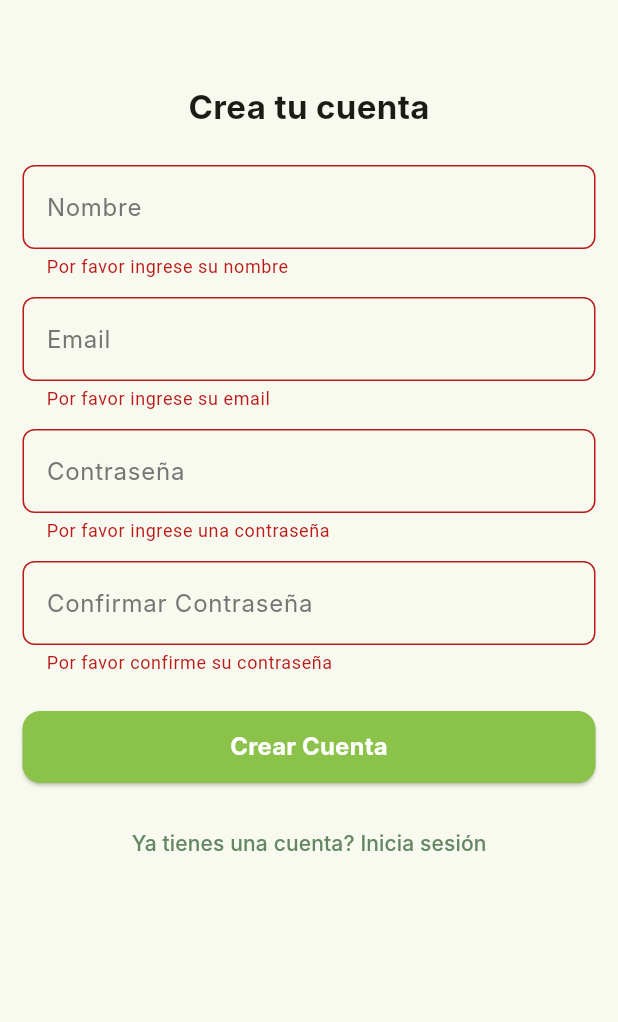
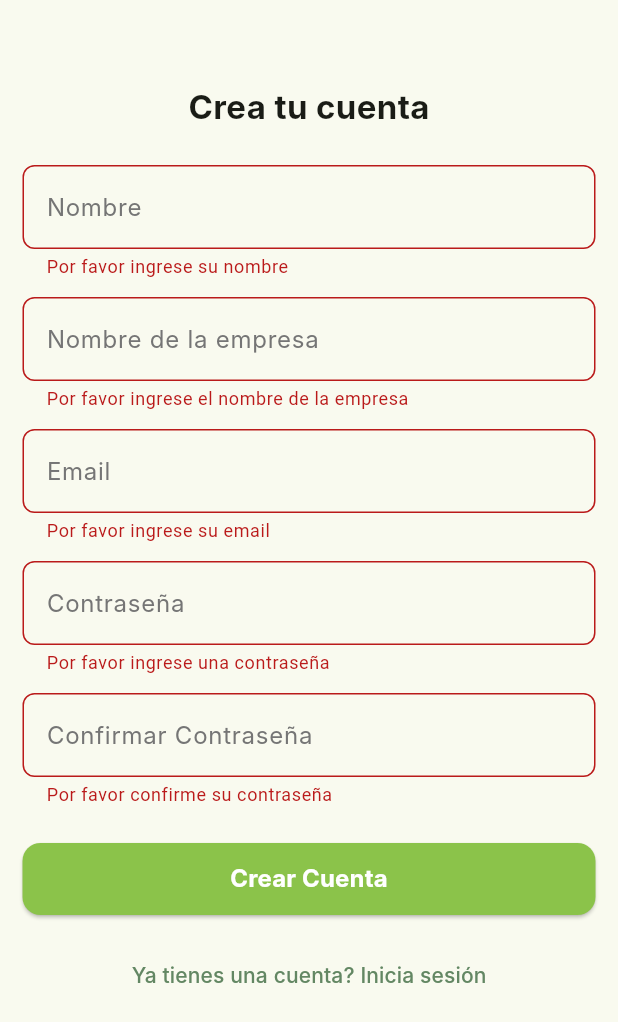
Before and after one commit to P2025046-SCRM/scrm-frontend, a Flutter app: the SignupScreen screen opened by its route, after a tap on "Crear Cuenta", on a phone screen of 412 x 824 dp. Shown: the top 1022 px of the screen. Run offline on Flutter 3.47's test engine with Material 3 defaults, Android fonts, the phone set to English and light mode, and no system bars; our stand-ins replace camera, cloud_firestore, firebase_auth, firebase_core, firebase_crashlytics, firebase_remote_config and 4 more; accounts and stored records are empty; generated files the repository leaves out were written again; Roboto replaces fonts that are missing (Inter).

Commit message:
feat: add company field to signup form

```diff
--- a/lib/data/providers/auth_provider.dart
+++ b/lib/data/providers/auth_provider.dart
@@ -61,12 +61,14 @@ class AuthProvider extends ChangeNotifier {
   /// [name] - User full name
   /// [email] - User email address
   /// [password] - User password
+  /// [companyName] - Company name
   ///
   /// Returns true if signup successful, false otherwise
   Future<bool> signup({
     required String name,
     required String email,
     required String password,
+    required String companyName,
   }) async {
     _isLoading = true;
     _errorMessage = null;
@@ -77,6 +79,7 @@ class AuthProvider extends ChangeNotifier {
         name: name,
         email: email,
         password: password,
+        companyName: companyName,
       );
       _isAuthenticated = true;
       _isLoading = false;
--- a/lib/data/services/auth_service.dart
+++ b/lib/data/services/auth_service.dart
@@ -107,6 +107,7 @@ class AuthService {
     required String name,
     required String email,
     required String password,
+    required String companyName,
   }) async {
     try {
       // Create user with Firebase Auth
@@ -136,7 +137,7 @@ class AuthService {
         await _firestore.collection('users').doc(user.uid).set({
           'name': name,
           'email': email.trim(),
-          'company': '3J Solutions', // Hardcoded company name, would be dynamic when the app becomes multi-company
+          'company': companyName,
           'createdAt': FieldValue.serverTimestamp(),
           'updatedAt': FieldValue.serverTimestamp(),
         }, SetOptions(merge: true));
@@ -153,7 +154,7 @@ class AuthService {
         'emailVerified': updatedUser.emailVerified,
         'displayName': updatedUser.displayName ?? name,
         'name': name, // Ensure 'name' is always set from registration
-        'company': '3J Solutions', // Hardcoded company name
+        'company': companyName,
       };
 
       // Try to get full user data from Firestore and merge it
--- a/lib/presentation/login/login_screen.dart
+++ b/lib/presentation/login/login_screen.dart
@@ -26,7 +26,7 @@ class _LoginScreenState extends State<LoginScreen> {
     if (value == null || value.isEmpty) {
       return 'Por favor ingrese su email';
     }
-    final emailRegex = RegExp(r'^[\w-\.]+@([\w-]+\.)+[\w-]{2,4}$');
+    final emailRegex = RegExp(r'^[a-zA-Z0-9._%+-]+@[a-zA-Z0-9.-]+\.[a-zA-Z]{2,}$');
     if (!emailRegex.hasMatch(value)) {
       return 'Por favor ingrese un email válido';
     }
--- a/lib/presentation/signup/signup_screen.dart
+++ b/lib/presentation/signup/signup_screen.dart
@@ -19,6 +19,7 @@ class SignupScreen extends StatefulWidget {
 class _SignupScreenState extends State<SignupScreen> {
   final _formKey = GlobalKey<FormState>();
   final TextEditingController nameController = TextEditingController();
+  final TextEditingController companyController = TextEditingController();
   final TextEditingController emailController = TextEditingController();
   final TextEditingController passwordController = TextEditingController();
   final TextEditingController confirmPwController = TextEditingController();
@@ -33,11 +34,18 @@ class _SignupScreenState extends State<SignupScreen> {
     return null;
   }
 
+  String? _validateCompany(String? value) {
+    if (value == null || value.isEmpty) {
+      return 'Por favor ingrese el nombre de la empresa';
+    }
+    return null;
+  }
+
   String? _validateEmail(String? value) {
     if (value == null || value.isEmpty) {
       return 'Por favor ingrese su email';
     }
-    final emailRegex = RegExp(r'^[\w-\.]+@([\w-]+\.)+[\w-]{2,4}$');
+    final emailRegex = RegExp(r'^[a-zA-Z0-9._%+-]+@[a-zA-Z0-9.-]+\.[a-zA-Z]{2,}$');
     if (!emailRegex.hasMatch(value)) {
       return 'Por favor ingrese un email válido';
     }
@@ -67,6 +75,7 @@ class _SignupScreenState extends State<SignupScreen> {
   @override
   void dispose() {
     nameController.dispose();
+    companyController.dispose();
     emailController.dispose();
     passwordController.dispose();
     confirmPwController.dispose();
@@ -76,7 +85,9 @@ class _SignupScreenState extends State<SignupScreen> {
   @override
   Widget build(BuildContext context) {
     return Scaffold(
-      body: Column(
+      body: SafeArea(
+        child: SingleChildScrollView(
+          child: Column(
             crossAxisAlignment: CrossAxisAlignment.center,
             children:[
               SizedBox(height: 40,),
@@ -94,6 +105,13 @@ class _SignupScreenState extends State<SignupScreen> {
                     text: 'Nombre',
                     inputType: TextInputType.name,
                     validator: _validateName,
+                  ),
+                  SizedBox(height: 12,),
+                  TextFieldWidget(
+                    textController: companyController,
+                    text: 'Nombre de la empresa',
+                    inputType: TextInputType.name,
+                    validator: _validateCompany,
                   ),
                   SizedBox(height: 12,),
                   TextFieldWidget(
@@ -131,6 +149,7 @@ class _SignupScreenState extends State<SignupScreen> {
                               name: nameController.text.trim(),
                               email: emailController.text.trim(),
                               password: passwordController.text,
+                              companyName: companyController.text.trim(),
                             );
 
                             if (!mounted) return;
@@ -196,6 +215,8 @@ class _SignupScreenState extends State<SignupScreen> {
                 ],
               )),),],
           ),
+        ),
+      ),
     );
   }
 }
```
Lines whose indentation alone changed are shown as unchanged.
